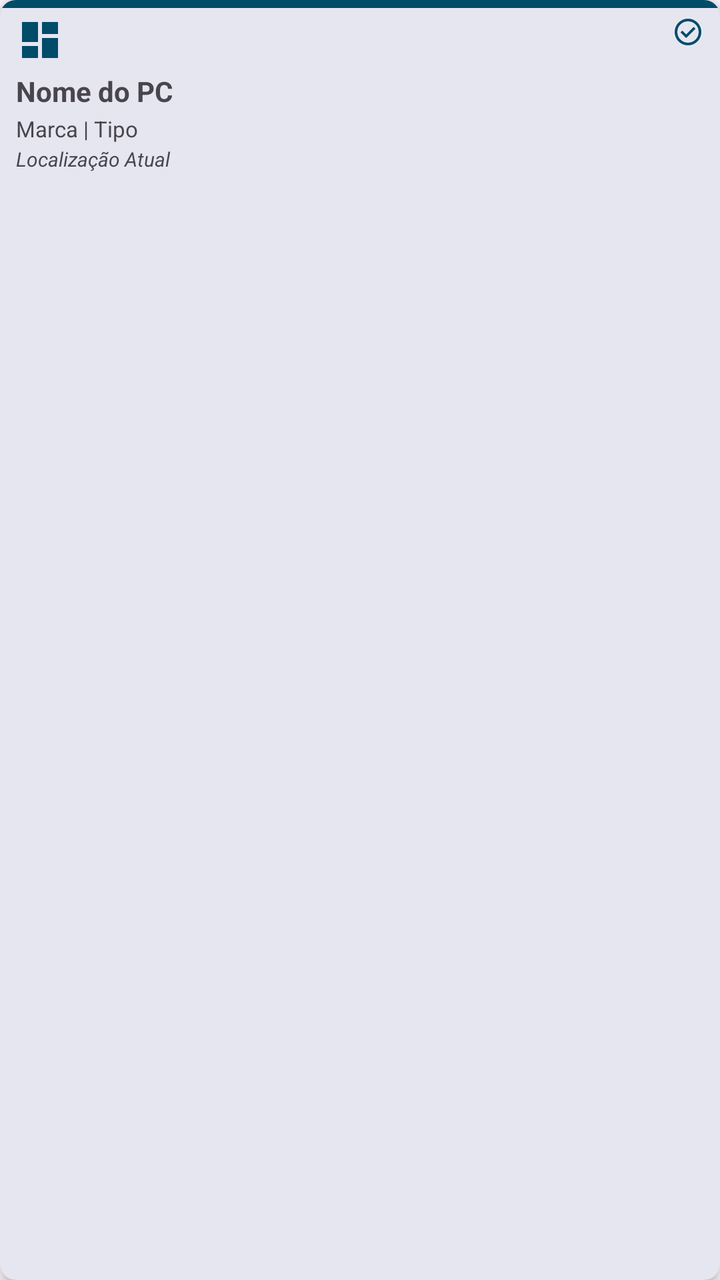
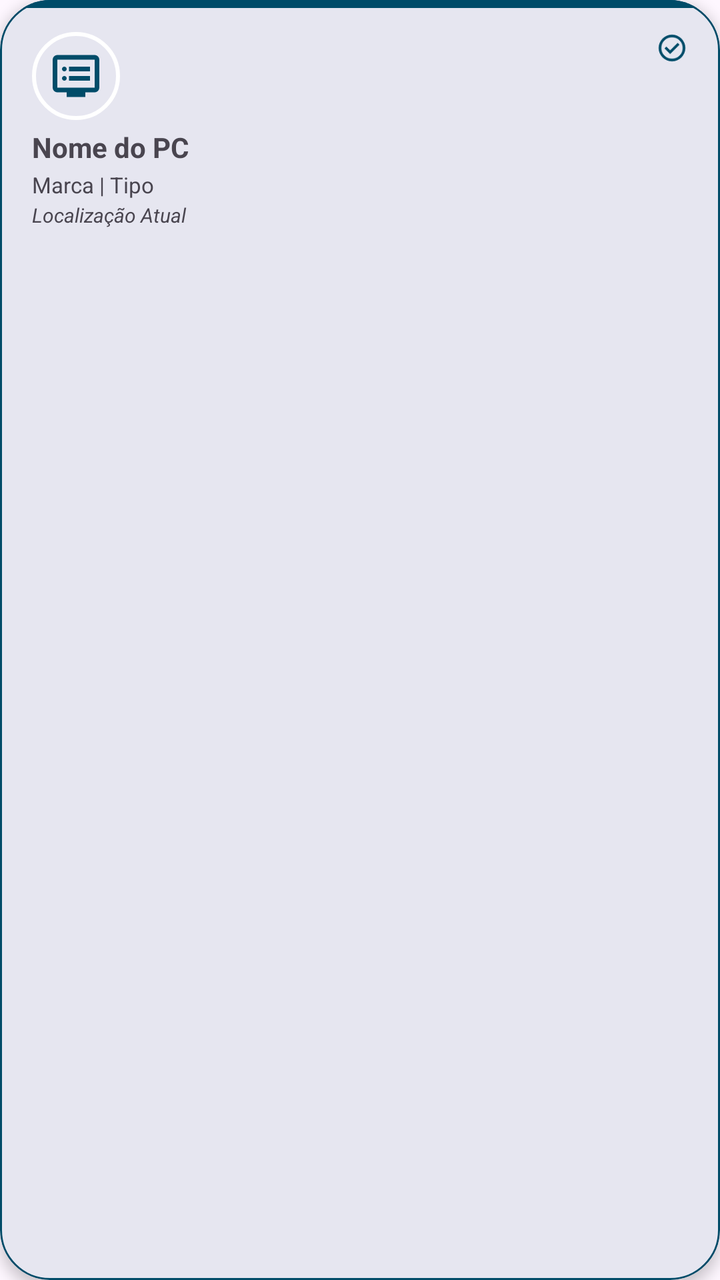

Screens rendered from an Android XML layout before and after an edit, with the pre-edit source and the edit as a unified diff.
<!-- AndroidManifest.xml: application theme AppTheme -->
<!-- res/layout/computador_line_view.xml -->
<?xml version="1.0" encoding="utf-8"?>
<com.google.android.material.card.MaterialCardView xmlns:android="http://schemas.android.com/apk/res/android"
    xmlns:app="http://schemas.android.com/apk/res-auto"
    xmlns:tools="http://schemas.android.com/tools"
    android:layout_width="match_parent"
    android:layout_height="wrap_content"
    android:layout_marginStart="4dp"
    android:layout_marginTop="4dp"
    android:layout_marginEnd="4dp"
    android:layout_marginBottom="4dp"
    app:cardCornerRadius="8dp"
    app:cardElevation="4dp"
    app:strokeWidth="0dp"
    app:strokeColor="?attr/colorPrimary"
    app:cardBackgroundColor="?attr/colorSurface">

    <LinearLayout
        android:id="@+id/linearLayout2"
        android:layout_width="match_parent"
        android:layout_height="4dp"
        android:background="@color/md_theme_primary"
        android:orientation="vertical"
        android:scaleType="fitXY"
        app:layout_constraintEnd_toEndOf="parent"
        app:layout_constraintStart_toStartOf="parent"
        app:layout_constraintTop_toTopOf="parent"></LinearLayout>

    <androidx.constraintlayout.widget.ConstraintLayout
        android:layout_width="match_parent"
        android:layout_height="wrap_content"
        android:padding="8dp">

        <ImageView
            android:id="@+id/ImgIconComputador"
            android:layout_width="24dp"
            android:layout_height="24dp"
            app:layout_constraintStart_toStartOf="parent"
            app:layout_constraintTop_toTopOf="parent"
            app:srcCompat="@drawable/ic_dashboard_black_24dp"
            app:tint="?attr/colorPrimary" />

        <ImageView
            android:id="@+id/ImgStatusComputador"
            android:layout_width="16dp"
            android:layout_height="16dp"
            app:layout_constraintEnd_toEndOf="parent"
            app:layout_constraintTop_toTopOf="parent"
            app:srcCompat="@drawable/checkcircle24"
            app:tint="?attr/colorPrimary"/>

        <TextView
            android:id="@+id/TvNomeComputador"
            android:layout_width="0dp"
            android:layout_height="wrap_content"
            android:layout_marginTop="4dp"
            android:text="Nome do PC"
            android:textSize="14sp"
            android:textStyle="bold"
            android:maxLines="1"
            android:ellipsize="end"
            app:layout_constraintEnd_toEndOf="parent"
            app:layout_constraintStart_toStartOf="parent"
            app:layout_constraintTop_toBottomOf="@+id/ImgIconComputador" />

        <TextView
            android:id="@+id/TvInfoComputador"
            android:layout_width="0dp"
            android:layout_height="wrap_content"
            android:layout_marginTop="2dp"
            android:text="Marca | Tipo"
            android:textSize="11sp"
            android:maxLines="1"
            android:ellipsize="end"
            app:layout_constraintEnd_toEndOf="parent"
            app:layout_constraintStart_toStartOf="parent"
            app:layout_constraintTop_toBottomOf="@+id/TvNomeComputador" />

        <TextView
            android:id="@+id/TvLocalComputador"
            android:layout_width="0dp"
            android:layout_height="wrap_content"
            android:layout_marginTop="1dp"
            android:text="Localização Atual"
            android:textSize="10sp"
            android:textStyle="italic"
            android:maxLines="1"
            android:ellipsize="end"
            app:layout_constraintEnd_toEndOf="parent"
            app:layout_constraintStart_toStartOf="parent"
            app:layout_constraintTop_toBottomOf="@+id/TvInfoComputador" />

        <TextView
            android:id="@+id/TvIdComputador"
            android:layout_width="wrap_content"
            android:layout_height="wrap_content"
            android:text="#1234"
            android:textSize="8sp"
            android:alpha="0.5"
            app:layout_constraintBottom_toBottomOf="parent"
            app:layout_constraintEnd_toEndOf="parent"
            android:visibility="gone"/>

    </androidx.constraintlayout.widget.ConstraintLayout>
</com.google.android.material.card.MaterialCardView>
<!-- resources referenced by this layout -->
<resources>
  <color name="md_theme_primary">#6750A4</color>
  <!-- drawable ic_dashboard_black_24dp (drawable) -->
  <vector xmlns:android="http://schemas.android.com/apk/res/android"
      android:width="24dp"
      android:height="24dp"
      android:viewportWidth="24.0"
      android:viewportHeight="24.0">
      <path
          android:fillColor="#FF000000"
          android:pathData="M3,13h8L11,3L3,3v10zM3,21h8v-6L3,15v6zM13,21h8L21,11h-8v10zM13,3v6h8L21,3h-8z" />
  </vector>
  <color name="md_theme_onPrimary">#FFFFFF</color>
  <color name="md_theme_primaryContainer">#EADDFF</color>
  <color name="md_theme_onPrimaryContainer">#21005D</color>
  <color name="md_theme_secondary">#625B71</color>
  <color name="md_theme_onSecondary">#FFFFFF</color>
  <color name="md_theme_secondaryContainer">#E8DEF8</color>
  <color name="md_theme_onSecondaryContainer">#1D192B</color>
  <color name="md_theme_tertiary">#7E525D</color>
  <color name="md_theme_onTertiary">#FFFFFF</color>
  <color name="md_theme_tertiaryContainer">#FFD9E1</color>
  <color name="md_theme_onTertiaryContainer">#31101B</color>
  <color name="md_theme_error">#BA1A1A</color>
  <color name="md_theme_onError">#FFFFFF</color>
  <color name="md_theme_errorContainer">#FFDAD6</color>
  <color name="md_theme_onErrorContainer">#410002</color>
  <color name="md_theme_background">#FEF7FF</color>
  <color name="md_theme_onBackground">#1D1B20</color>
  <color name="md_theme_surface">#FEF7FF</color>
  <color name="md_theme_onSurface">#1D1B20</color>
  <color name="md_theme_surfaceVariant">#E7E0EB</color>
  <color name="md_theme_onSurfaceVariant">#49454E</color>
  <color name="md_theme_outline">#7A757F</color>
  <color name="md_theme_outlineVariant">#CBC4CF</color>
  <color name="md_theme_inverseSurface">#322F35</color>
  <color name="md_theme_inverseOnSurface">#F5EFF7</color>
  <color name="md_theme_inversePrimary">#D3BCFD</color>
  <color name="md_theme_surfaceContainer_glass">#F2ECF4</color>
  <!-- unchanged entries left out for length: 2 -->
</resources>

<!-- the commit's change to res/layout/computador_line_view.xml (unified diff, before → after) -->
@@ -4,15 +4,14 @@
     xmlns:tools="http://schemas.android.com/tools"
     android:layout_width="match_parent"
     android:layout_height="wrap_content"
-    android:layout_marginStart="4dp"
-    android:layout_marginTop="4dp"
-    android:layout_marginEnd="4dp"
-    android:layout_marginBottom="4dp"
-    app:cardCornerRadius="8dp"
+    android:layout_marginStart="6dp"
+    android:layout_marginTop="6dp"
+    android:layout_marginEnd="6dp"
+    android:layout_marginBottom="6dp"
+    app:cardCornerRadius="25dp"
     app:cardElevation="4dp"
-    app:strokeWidth="0dp"
-    app:strokeColor="?attr/colorPrimary"
-    app:cardBackgroundColor="?attr/colorSurface">
+    app:strokeWidth="1dp"
+    app:strokeColor="?attr/colorPrimary">
 
     <LinearLayout
         android:id="@+id/linearLayout2"
@@ -28,15 +27,17 @@
     <androidx.constraintlayout.widget.ConstraintLayout
         android:layout_width="match_parent"
         android:layout_height="wrap_content"
-        android:padding="8dp">
+        android:padding="16dp">
 
         <ImageView
             android:id="@+id/ImgIconComputador"
-            android:layout_width="24dp"
-            android:layout_height="24dp"
+            android:layout_width="44dp"
+            android:layout_height="44dp"
+            android:padding="8dp"
+            android:background="@drawable/bg_circle_border"
             app:layout_constraintStart_toStartOf="parent"
             app:layout_constraintTop_toTopOf="parent"
-            app:srcCompat="@drawable/ic_dashboard_black_24dp"
+            app:srcCompat="@drawable/ic_computer_24dp"
             app:tint="?attr/colorPrimary" />
 
         <ImageView
<!-- resource entries referenced after the edit -->
@@ -1,15 +1,24 @@
 <!-- resources referenced by this layout -->
 <resources>
   <color name="md_theme_primary">#6750A4</color>
-  <!-- drawable ic_dashboard_black_24dp (drawable) -->
+  <!-- drawable bg_circle_border (drawable) -->
+  <?xml version="1.0" encoding="utf-8"?>
+  <shape xmlns:android="http://schemas.android.com/apk/res/android"
+      android:shape="oval">
+      <stroke android:width="2dp" android:color="#FFFFFF" />
+      <solid android:color="@android:color/transparent" />
+  </shape>
+  <!-- drawable ic_computer_24dp (drawable) -->
   <vector xmlns:android="http://schemas.android.com/apk/res/android"
       android:width="24dp"
       android:height="24dp"
-      android:viewportWidth="24.0"
-      android:viewportHeight="24.0">
-      <path
-          android:fillColor="#FF000000"
-          android:pathData="M3,13h8L11,3L3,3v10zM3,21h8v-6L3,15v6zM13,21h8L21,11h-8v10zM13,3v6h8L21,3h-8z" />
+      android:viewportWidth="960"
+      android:viewportHeight="960"
+      android:tint="?attr/colorControlNormal"
+      android:autoMirrored="true">
+    <path
+        android:fillColor="@android:color/white"
+        android:pathData="M308.5,548.5Q320,537 320,520Q320,503 308.5,491.5Q297,480 280,480Q263,480 251.5,491.5Q240,503 240,520Q240,537 251.5,548.5Q263,560 280,560Q297,560 308.5,548.5ZM308.5,388.5Q320,377 320,360Q320,343 308.5,331.5Q297,320 280,320Q263,320 251.5,331.5Q240,343 240,360Q240,377 251.5,388.5Q263,400 280,400Q297,400 308.5,388.5ZM360,560L720,560L720,480L360,480L360,560ZM360,400L720,400L720,320L360,320L360,400ZM320,840L320,760L160,760Q127,760 103.5,736.5Q80,713 80,680L80,200Q80,167 103.5,143.5Q127,120 160,120L800,120Q833,120 856.5,143.5Q880,167 880,200L880,680Q880,713 856.5,736.5Q833,760 800,760L640,760L640,840L320,840ZM160,680L800,680Q800,680 800,680Q800,680 800,680L800,200Q800,200 800,200Q800,200 800,200L160,200Q160,200 160,200Q160,200 160,200L160,680Q160,680 160,680Q160,680 160,680ZM160,680Q160,680 160,680Q160,680 160,680L160,200Q160,200 160,200Q160,200 160,200L160,200Q160,200 160,200Q160,200 160,200L160,680Q160,680 160,680Q160,680 160,680Z"/>
   </vector>
   <color name="md_theme_onPrimary">#FFFFFF</color>
   <color name="md_theme_primaryContainer">#EADDFF</color>
